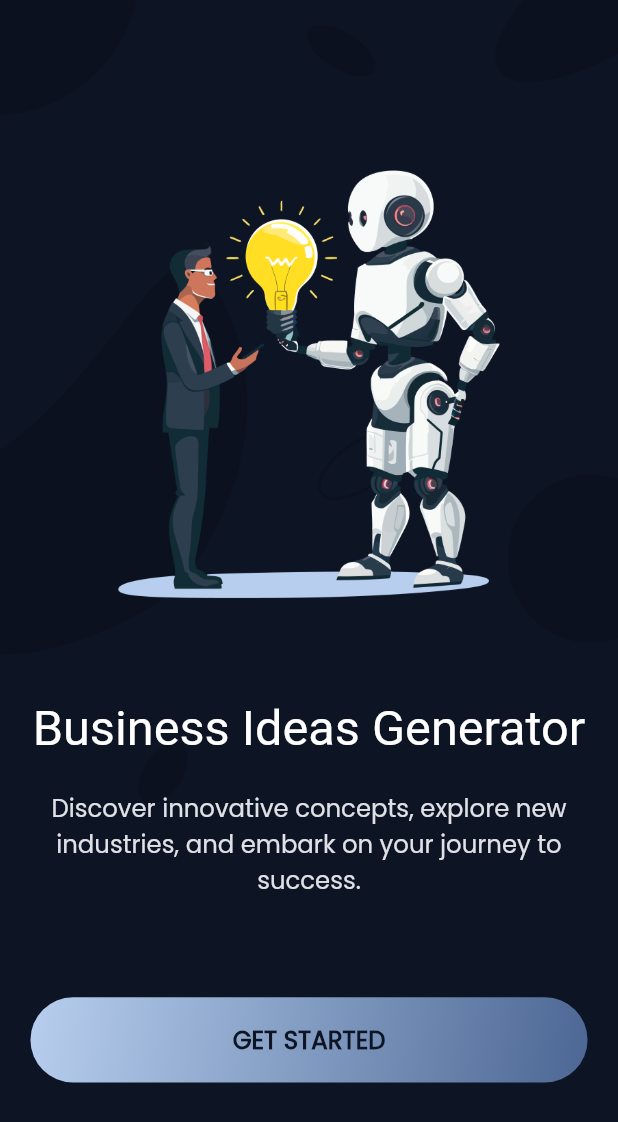
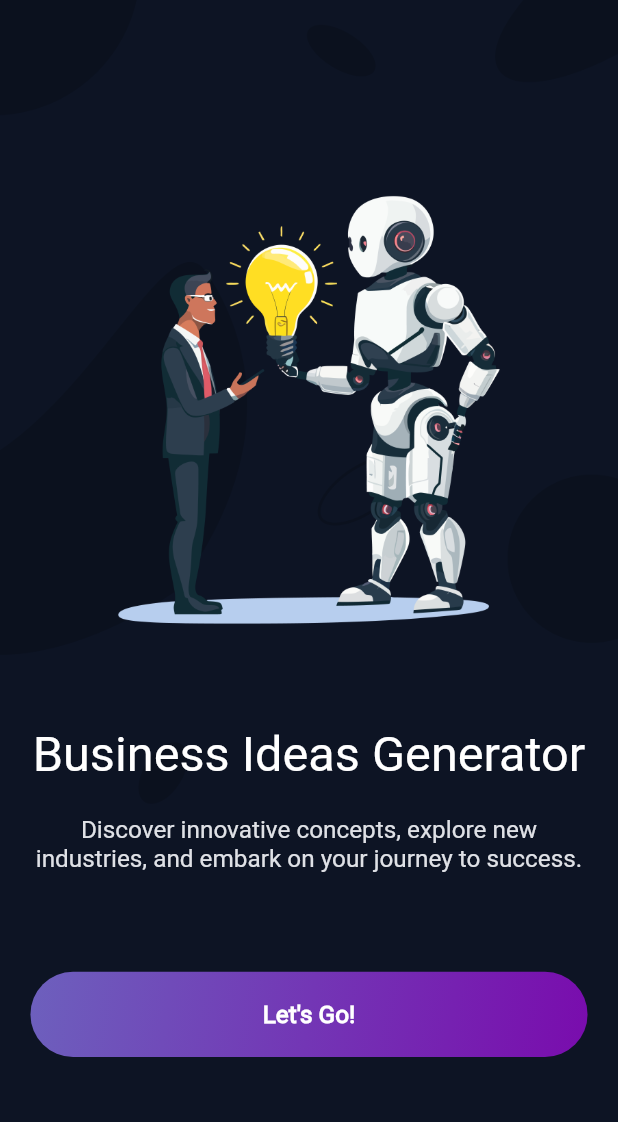
Before and after one commit to Muhammad-Monir/harry_mime, a Flutter app: the OnboardingScreen screen opened directly, on a phone screen of 412 x 824 dp. Shown: the top 1122 px of the screen. Run offline on Flutter 3.47's test engine with Material 3 defaults, Android fonts, the phone set to English and light mode, and no system bars; drawn by our look-alikes of auto_animated; our stand-ins replace cached_network_image, device_info_plus, dio, firebase_messaging, flutter_local_notifications, flutter_screenutil and 9 more; missing offline and left inert: dotlottie_loader, flutter_app_badger; accounts and stored records are empty; generated files the repository leaves out were written again; network calls fail; Roboto replaces fonts that are missing (Merriweather, Raleway).

Commit message:
Button design, on boarding page first time

```diff
--- a/lib/common_widgets/delete_dilouge_widget.dart
+++ b/lib/common_widgets/delete_dilouge_widget.dart
@@ -46,7 +46,7 @@ deleteButtonDialouge(BuildContext context, String text, VoidCallback callback) {
                       height: 30.h,
                       minWidth: .25.sw,
                       borderRadius: 8.r,
-                      color: AppColors.cFFFFFF,
+                      color: AppColors.white,
                       textStyle:
                           TextFontStyle.headline16cDFE1E6Poppins300.copyWith(
                         color: AppColors.c000000,
--- a/lib/constants/app_constants.dart
+++ b/lib/constants/app_constants.dart
@@ -3,10 +3,12 @@ import 'dart:ui';
 final class AppRegExpText {
   AppRegExpText._();
 // Regular Expression
-  static String kRegExpEmail = r"^[a-zA-Z0-9.a-zA-Z0-9.!#$%&'*+-/=?^_`{|}~]+@[a-zA-Z0-9]+\.[a-zA-Z]+";
+  static String kRegExpEmail =
+      r"^[a-zA-Z0-9.a-zA-Z0-9.!#$%&'*+-/=?^_`{|}~]+@[a-zA-Z0-9]+\.[a-zA-Z]+";
   static String kRegExpPhone =
       // ignore: prefer_adjacent_string_concatenation
-      "(\\+[0-9]+[\\- \\.]*)?(\\([0-9]+\\)[\\- \\.]*)?" + "([0-9][0-9\\- \\.]+[0-9])";
+      "(\\+[0-9]+[\\- \\.]*)?(\\([0-9]+\\)[\\- \\.]*)?" +
+          "([0-9][0-9\\- \\.]+[0-9])";
 
   static String patternMail =
       r"^(([^<>()[\]\\.,;:\s@\']+(\.[^<>()[\]\\.,;:\s@\']+)*)|(\'.+\'))@((\[[0-9]{1,3}\.[0-9]{1,3}\.[0-9]{1,3}\.[0-9]{1,3}\])|(([a-zA-Z\-0-9]+\.)+[a-zA-Z]{2,}))$";
@@ -59,6 +61,7 @@ class DeliveryStatusColor {
 
 const String kImageUrl = 'imageUrl';
 // Keys
+const String isFirstTime = "First";
 const String kKeyStatus = 'status';
 const String kKeyJsonObject = 'json_object';
 const String kKeyJsonArray = 'json_array';
--- a/lib/constants/text_font_style.dart
+++ b/lib/constants/text_font_style.dart
@@ -9,7 +9,7 @@ class TextFontStyle {
   //new
   static final headline32FFFFFFRoboto500 = TextStyle(
       fontFamily: FontFamily.roboto,
-      color: AppColors.cFFFFFF,
+      color: AppColors.white,
       fontSize: 32.sp,
       fontWeight: FontWeight.w500);
   static final headline20cDFE1E6Poppins500 = TextStyle(
@@ -27,9 +27,9 @@ class TextFontStyle {
       color: AppColors.allPrimaryColor,
       fontSize: 16.sp,
       fontWeight: FontWeight.w600);
-  static final title14cFFFFFFPoppins400 = TextStyle(
+  static final title14whitePoppins400 = TextStyle(
       fontFamily: FontFamily.poppins,
-      color: AppColors.cFFFFFF,
+      color: AppColors.white,
       fontSize: 14.sp,
       fontWeight: FontWeight.w400);
   static final title14cA5ADBAPoppins400 = TextStyle(
--- a/lib/features/home/presentation/widgets/business_category.dart
+++ b/lib/features/home/presentation/widgets/business_category.dart
@@ -30,9 +30,7 @@ class BusinessCategoryWidget extends StatelessWidget {
             color: AppColors.secoundaryColor,
             borderRadius: BorderRadius.circular(10.r),
             border: Border.all(
-                color: isSelected
-                    ? AppColors.cFFFFFF
-                    : AppColors.secoundaryColor)),
+                color: isSelected ? Colors.white : AppColors.secoundaryColor)),
         child: Row(
           mainAxisAlignment: MainAxisAlignment.start,
           children: [
--- a/lib/features/home/presentation/widgets/business_idea.dart
+++ b/lib/features/home/presentation/widgets/business_idea.dart
@@ -32,12 +32,15 @@ class BusinessIdeaDeatilsWidget extends StatelessWidget {
               ),
               UIHelper.horizontalSpace(14.w),
               Flexible(
+                child: Padding(
+                  padding: const EdgeInsets.only(top: 5),
                   child: Text(
                     name,
                     style: TextFontStyle.headline16cDFE1E6Poppins300
                         .copyWith(fontSize: 14.sp, color: custColor),
                     softWrap: true,
                     overflow: TextOverflow.visible,
+                  ),
                 ),
               )
             ],
--- a/lib/features/onboarding/presentation/onboarding_screen.dart
+++ b/lib/features/onboarding/presentation/onboarding_screen.dart
@@ -3,7 +3,9 @@ import 'package:flutter_screenutil/flutter_screenutil.dart';
 import 'package:harry_mine/common_widgets/auth_button.dart';
 import 'package:harry_mine/constants/text_font_style.dart';
 import 'package:harry_mine/gen/assets.gen.dart';
+import 'package:harry_mine/gen/colors.gen.dart';
 import 'package:harry_mine/helpers/all_routes.dart';
+import 'package:harry_mine/helpers/di.dart';
 import 'package:harry_mine/helpers/navigation_service.dart';
 import 'package:harry_mine/helpers/ui_helpers.dart';
 
@@ -12,6 +14,7 @@ class OnboardingScreen extends StatelessWidget {
 
   @override
   Widget build(BuildContext context) {
+    appData.write('isFirstTime', false);
     return Scaffold(
       //backgroundColor: AppColors.allPrimaryColor,
       body: Container(
@@ -36,17 +39,19 @@ class OnboardingScreen extends StatelessWidget {
                   Text(
                     "Business Ideas Generator",
                     textAlign: TextAlign.center,
-                    style: TextFontStyle.headline32FFFFFFRoboto500,
+                    style: TextFontStyle.headline32FFFFFFRoboto500
+                        .copyWith(fontFamily: 'Merriweather'),
                   ),
                   UIHelper.verticalSpaceMedium,
                   Text(
                     "Discover innovative concepts, explore new industries, and embark on your journey to success.",
                     textAlign: TextAlign.center,
-                    style: TextFontStyle.headline16cDFE1E6Poppins300,
+                    style: TextFontStyle.headline16cDFE1E6Poppins300
+                        .copyWith(fontFamily: 'Raleway'),
                   ),
                   UIHelper.verticalSpaceLarge,
                   AuthCustomeButton(
-                    name: "GET STARTED",
+                    name: "Let's Go!",
                     onCallBack: () {
                       NavigationService.navigateToReplacement(Routes.home);
                     },
@@ -54,12 +59,13 @@ class OnboardingScreen extends StatelessWidget {
                     minWidth: 343.w,
                     borderRadius: 50.r,
                     color: Colors.transparent,
-                    textStyle: TextFontStyle.button16primaryPoppins600,
+                    textStyle: TextFontStyle.button16primaryPoppins600.copyWith(
+                        color: AppColors.cFFFFFF, fontFamily: 'Merriweather'),
                     context: context,
                     gradient: const LinearGradient(
                       colors: [
-                        Color(0xFFB7CEEE),
-                        Color(0xFF4C6794),
+                        Color(0xFF6D60BD),
+                        Color(0xFF790CAD),
                       ],
                       begin: Alignment.topLeft,
                       end: Alignment.bottomRight,
--- a/lib/features/saved ideas/presentation/saved_ideas_screen.dart
+++ b/lib/features/saved ideas/presentation/saved_ideas_screen.dart
@@ -42,7 +42,7 @@ class _SavedIdeasScreenState extends State<SavedIdeasScreen> {
           Padding(
             padding: EdgeInsets.only(right: UIHelper.kDefaulutPadding()),
             child: Image.asset(
-              Assets.icons.saveFill.path,
+              Assets.icons.saveFillSmall.path,
               height: 24.h,
               width: 24.w,
             ),
@@ -62,7 +62,7 @@ class _SavedIdeasScreenState extends State<SavedIdeasScreen> {
                 return Center(
                   child: Text(
                     "No Saved Business Found!",
-                    style: TextFontStyle.title14cFFFFFFPoppins400,
+                    style: TextFontStyle.title14whitePoppins400,
                   ),
                 );
               } else {
--- a/lib/features/saved ideas/presentation/widgets/saved_idea_cart_title_widget.dart
+++ b/lib/features/saved ideas/presentation/widgets/saved_idea_cart_title_widget.dart
@@ -19,7 +19,7 @@ class SavedIdeaCartTitleWidget extends StatelessWidget {
               flex: 2,
               child: Text(
                 "$title:",
-                style: TextFontStyle.title14cFFFFFFPoppins400,
+                style: TextFontStyle.title14whitePoppins400,
                 overflow: TextOverflow.ellipsis,
               )),
           UIHelper.horizontalSpace(5.w),
--- a/lib/gen/colors.gen.dart
+++ b/lib/gen/colors.gen.dart
@@ -36,6 +36,12 @@ class AppColors {
 
   /// Color: #FF47B54C
   static const Color c47B54C = Color(0xFF47B54C);
+
+  /// Color: #FF6D60BD
+  static const Color c6D60BD = Color(0xFF6D60BD);
+
+  /// Color: #FF790CAD
+  static const Color c790CAD = Color(0xFF790CAD);
 
   /// Color: #FFA5ADBA
   static const Color cA5ADBA = Color(0xFFA5ADBA);
--- a/lib/main.dart
+++ b/lib/main.dart
@@ -21,9 +21,6 @@ void main() async {
   diSetup();
   initiInternetChecker();
   DioSingleton.instance.create();
-  //await Firebase.initializeApp();
-  //FirebaseMessaging.onBackgroundMessage(backgroundHandler);
-  //LocalNotificationService.initialize();
   runApp(const MyApp());
 }
 
```
Also changed, not shown: lib/features/home/presentation/home.dart (+8 -12 lines), lib/gen/assets.gen.dart (+14 -0 lines), lib/loading_screen.dart (+7 -2 lines), assets/icons/fill_save.png (added), assets/icons/next.png (added), assets/icons/save.png, assets/icons/save_fill_small.png (added), 1 other file. Lines whose indentation alone changed are shown as unchanged.
